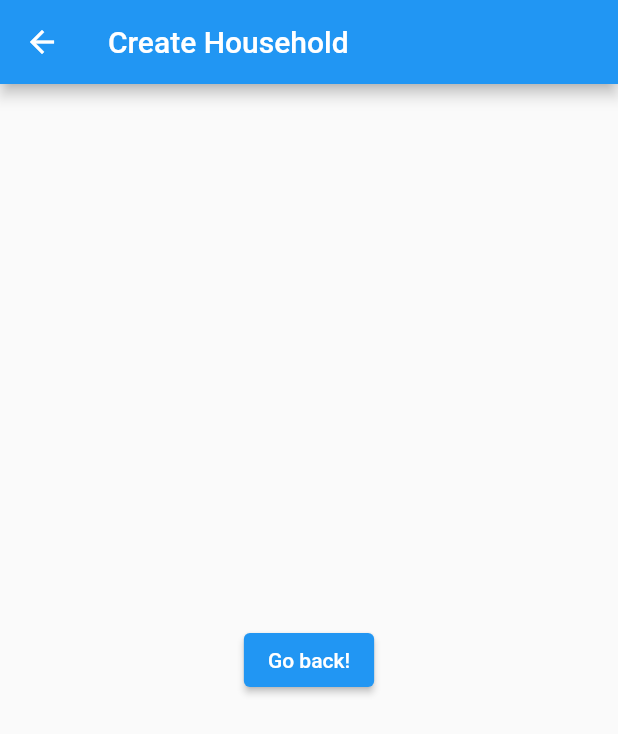
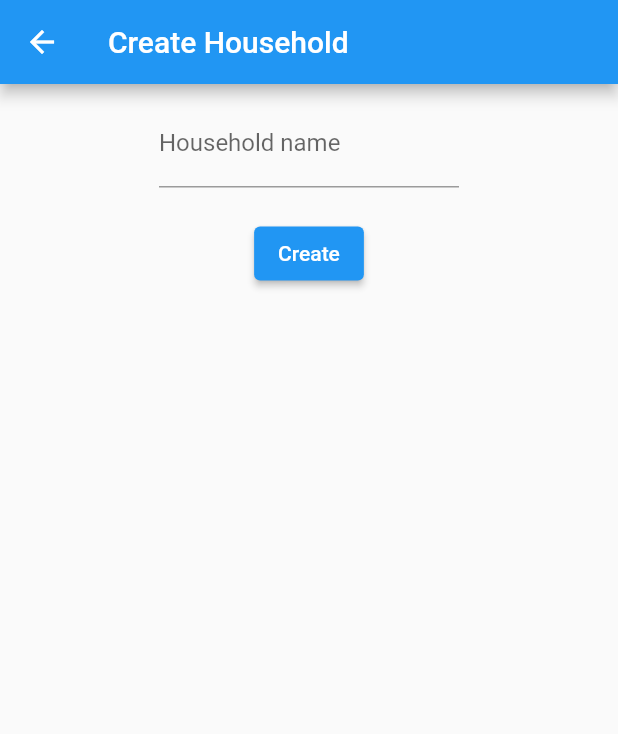
Before and after one commit to DAT251-Project-Groups-1/husfred, a Flutter app: the CreateHousehold screen opened directly, on a phone screen of 412 x 824 dp. Shown: the top 734 px of the screen. Run offline on Flutter 3.47's test engine with Material 2 defaults, Android fonts, the phone set to English and light mode, and no system bars.

Commit message:
Update createHousehold.dart

```diff
--- a/frontend/lib/src/screens/createHousehold.dart
+++ b/frontend/lib/src/screens/createHousehold.dart
@@ -1,7 +1,47 @@
 import 'package:flutter/material.dart';
 import 'package:flutter/widgets.dart';
 
-class CreateHousehold extends StatelessWidget {
+// class CreateHousehold extends StatelessWidget {
+//   @override
+//   Widget build(BuildContext context) {
+//     return Scaffold(
+//       appBar: AppBar(
+//         title: Text("Create Household"),
+//       ),
+//       body: Center(
+//         child: ElevatedButton(
+//           onPressed: () {
+//             Navigator.pop(context);
+//           },
+//           child: Text('Go back!'),
+//         ),
+//       ),
+//     );
+//   }
+// }
+
+class CreateHousehold extends StatefulWidget {
+  const CreateHousehold({Key? key}) : super(key: key);
+
+  @override
+  _CreateHouseholdState createState() => _CreateHouseholdState();
+}
+
+class _CreateHouseholdState extends State<CreateHousehold> {
+  late TextEditingController _controller;
+
+  @override
+  void initState() {
+    super.initState();
+    _controller = TextEditingController();
+  }
+
+  @override
+  void dispose() {
+    _controller.dispose();
+    super.dispose();
+  }
+
   @override
   Widget build(BuildContext context) {
     return Scaffold(
@@ -9,11 +49,40 @@ class CreateHousehold extends StatelessWidget {
         title: Text("Create Household"),
       ),
       body: Center(
-        child: ElevatedButton(
-          onPressed: () {
-            Navigator.pop(context);
-          },
-          child: Text('Go back!'),
+        child: Container(
+          width: 200.0,
+          child: Column(
+            children: [
+              Padding(
+                padding: EdgeInsets.symmetric(vertical: 10, horizontal: 0),
+                child: TextField(
+                  controller: _controller,
+                  decoration: InputDecoration(labelText: "Household name"),
+                  onSubmitted: (String value) async {},
+                ),
+              ),
+              Padding(
+                padding: EdgeInsets.symmetric(vertical: 10, horizontal: 0),
+                child: ElevatedButton(
+                  // When the user presses the button, show an alert dialog containing the
+                  // text that the user has entered into the text field.
+                  onPressed: () async {
+                    return showDialog(
+                      context: context,
+                      builder: (context) {
+                        return AlertDialog(
+                          // Retrieve the text the user has entered by using the
+                          // TextEditingController.
+                          content: Text(_controller.text),
+                        );
+                      },
+                    );
+                  },
+                  child: Text("Create"),
+                ),
+              ),
+            ],
+          ),
         ),
       ),
     );
```
